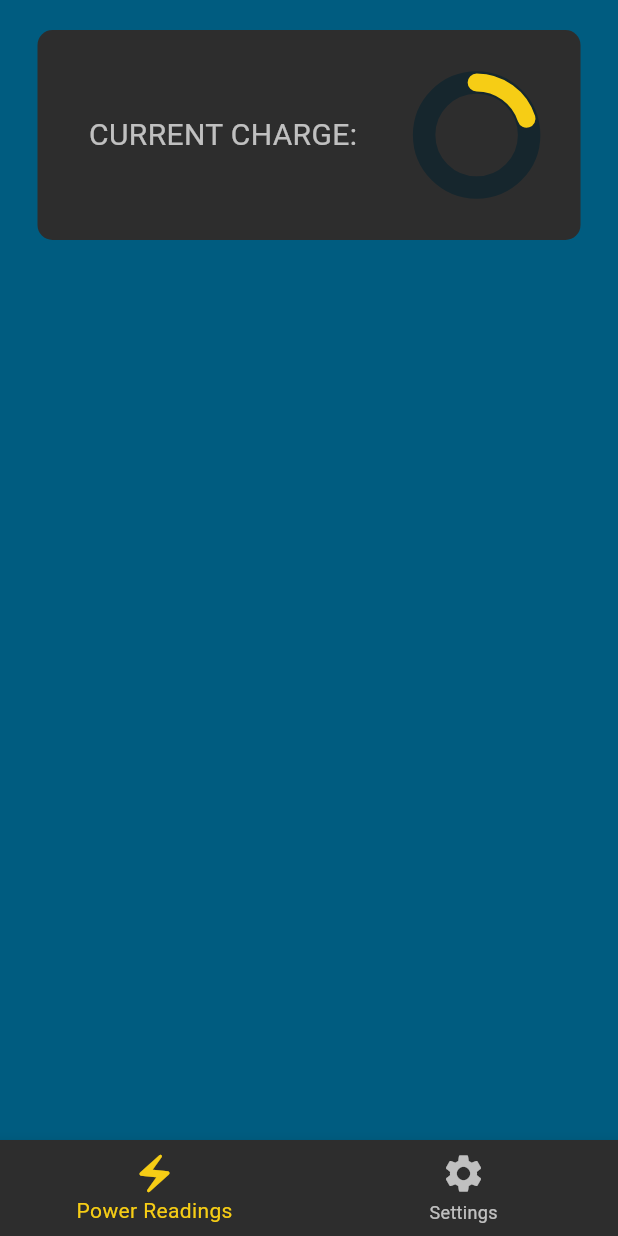
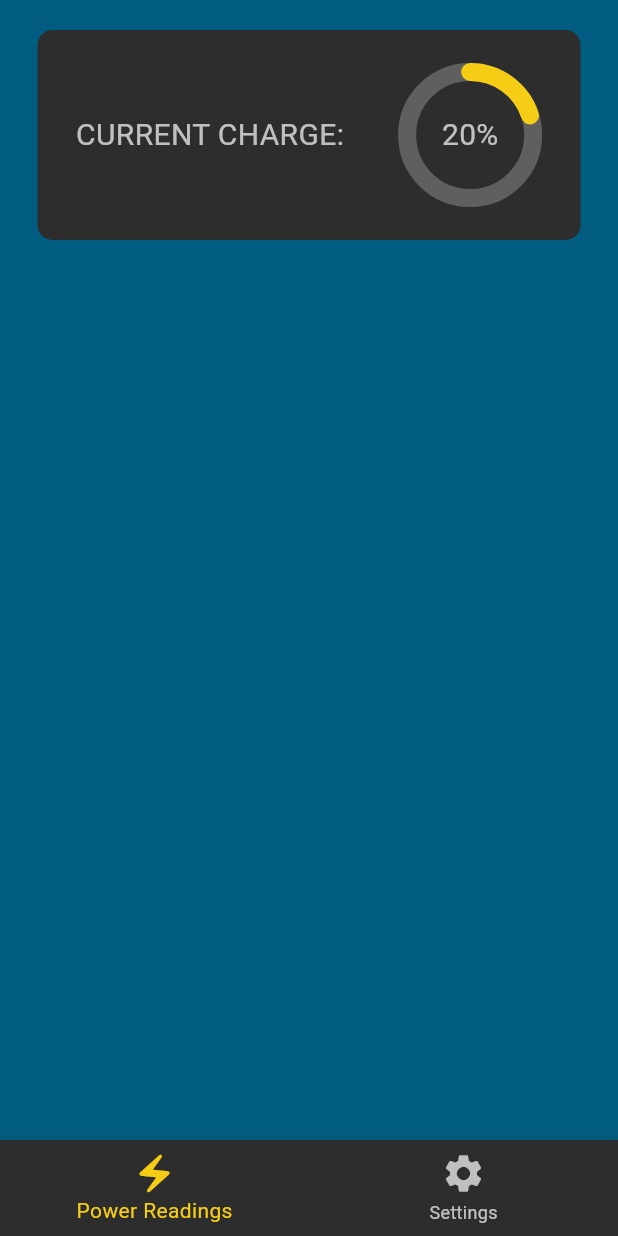
Before and after one commit to UTSME/UTSMEConnect, a Flutter app: the screen it shows after launch, on a phone screen of 412 x 824 dp. Run offline on Flutter 3.47's test engine with Material 3 defaults, Android fonts, the phone set to English and light mode, and no system bars; drawn by our look-alikes of percent_indicator, simple_circular_progress_bar; our stand-ins replace flutter_riverpod, go_router, sizer.

Commit message:
Updated the circular progress indicator so that now the charge data is periodically fetched and updated on screen with the correct animation

```diff
--- a/lib/src/features/power/controller/power_controller.dart
+++ b/lib/src/features/power/controller/power_controller.dart
@@ -1,3 +1,5 @@
+import 'dart:async';
+
 import 'package:flutter_riverpod/flutter_riverpod.dart';
 import 'package:utsmeconnect/src/features/power/data/remote/power_data.dart';
 
@@ -18,10 +20,14 @@ class PowerState {
 
 /// class to do operations on the properties
 class PowerController extends StateNotifier<PowerState> {
-  PowerController(super.state);
+  PowerController(super.state) {
+    periodicallyUpdateChargeData();
+  }
 
-  void updateChargeData() {
-    state.charge = PowerData.fetchCharge();
+  void periodicallyUpdateChargeData() async {
+    Timer.periodic(const Duration(microseconds: 1), (timer) {
+      state.charge = PowerData.fetchCharge();
+    });
     state = state.copyWith(charge: state.charge);
   }
 }
--- a/lib/src/features/power/data/remote/power_data.dart
+++ b/lib/src/features/power/data/remote/power_data.dart
@@ -6,6 +6,7 @@ class PowerData {
   PowerData._();
 
   static double fetchCharge() {
+    //fetch the charge data each 5 seconds
     return Random().nextInt(100).toDouble();
   }
 }
--- a/lib/src/features/power/view/screens/power_screen.dart
+++ b/lib/src/features/power/view/screens/power_screen.dart
@@ -1,22 +1,42 @@
+import 'dart:async';
 import 'package:flutter/material.dart';
 import 'package:flutter_riverpod/flutter_riverpod.dart';
+import 'package:percent_indicator/percent_indicator.dart';
 import 'package:utsmeconnect/src/core/constants/utsmeconnect_colors.dart';
-import 'package:simple_circular_progress_bar/simple_circular_progress_bar.dart';
 import 'package:utsmeconnect/src/features/power/controller/power_controller.dart';
 
-class PowerScreen extends ConsumerWidget {
+class PowerScreen extends ConsumerStatefulWidget {
   const PowerScreen({super.key});
 
   @override
-  Widget build(BuildContext context, WidgetRef ref) {
-    //the controller for the power screen
-    final powerControllerState = ref.watch(powerControllerProvider);
+  ConsumerState<ConsumerStatefulWidget> createState() => _PowerScreenState();
+}
 
+class _PowerScreenState extends ConsumerState<PowerScreen> {
+  late PowerState powerControllerState = ref.watch(powerControllerProvider);
+  late double charge = 100;
+
+  void periodicallyUpdateChargeData() {
+    Timer.periodic(const Duration(seconds: 3), (timer) {
+      double newCharge = powerControllerState.charge;
+      if (charge != newCharge) {
+        setState(() {
+          charge = newCharge;
+        });
+      }
+    });
+  }
+
+  @override
+  void initState() {
+    super.initState();
+    periodicallyUpdateChargeData();
+  }
+
+  @override
+  Widget build(BuildContext context) {
     double screenWidth = MediaQuery.sizeOf(context).width;
     //double screenHeight = MediaQuery.sizeOf(context).height;
-
-    ValueNotifier<double> powerChargeNotifier =
-        ValueNotifier(powerControllerState.charge);
 
     return Scaffold(
       backgroundColor: UTSMEConnectColors.kBackgroundPrimary,
@@ -38,13 +58,23 @@ class PowerScreen extends ConsumerWidget {
                   children: [
                     const Text("CURRENT CHARGE:  ",
                         style: TextStyle(color: Colors.white70, fontSize: 20)),
-                    SimpleCircularProgressBar(
-                      size: 70,
-                      maxValue: 100,
-                      valueNotifier: powerChargeNotifier,
-                      progressColors: const [UTSMEConnectColors.kSelectedItem],
-                      progressStrokeWidth: 12,
-                      mergeMode: true,
+                    CircularPercentIndicator(
+                      radius: 48,
+                      percent: charge / 100.0,
+                      lineWidth: 12,
+                      animation: true,
+                      animationDuration: 1200,
+                      animateFromLastPercent: true,
+                      curve: Curves.linearToEaseOut,
+                      circularStrokeCap: CircularStrokeCap.round,
+                      progressColor: UTSMEConnectColors.kSelectedItem,
+                      backgroundColor: Colors.white24,
+                      backgroundWidth: 12,
+                      center: Text(
+                        "${charge.toInt()}%",
+                        style: const TextStyle(
+                            color: Colors.white70, fontSize: 20),
+                      ),
                     ),
                   ],
                 ),
--- a/pubspec.yaml
+++ b/pubspec.yaml
@@ -36,7 +36,8 @@ dependencies:
   equatable: ^2.0.5
   hive: ^2.2.3
   hive_flutter: ^1.1.0
-  simple_circular_progress_bar: ^1.0.2
+  timer_builder: ^2.0.0
+  percent_indicator: ^4.2.3
 
 
   # The following adds the Cupertino Icons font to your application.
```
Also changed, not shown: pubspec.lock.
